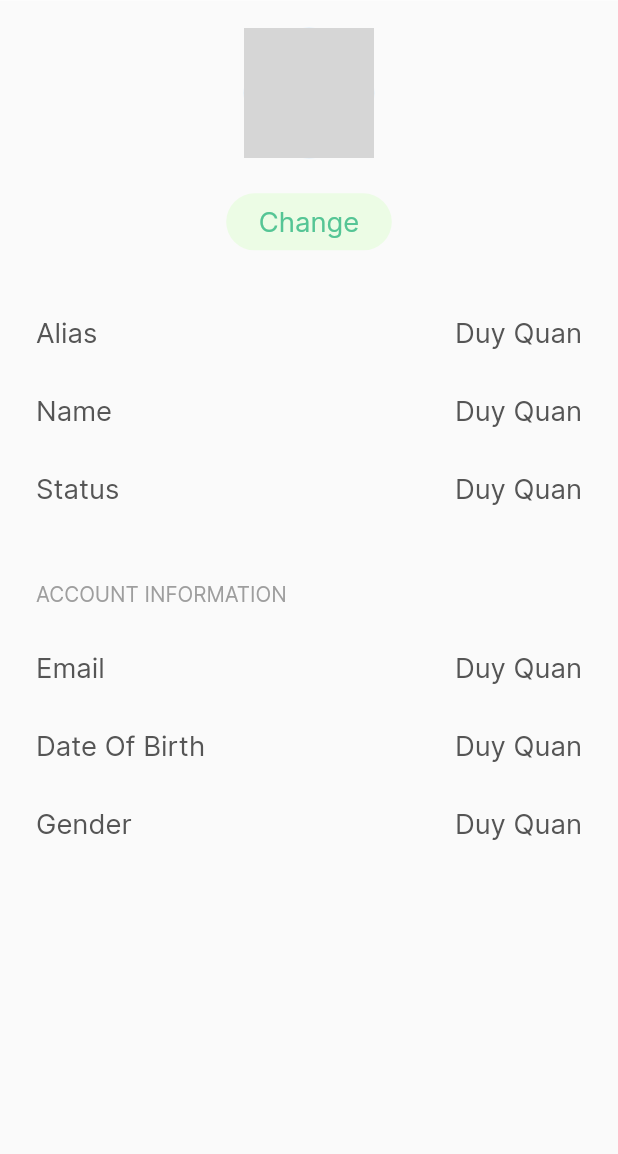
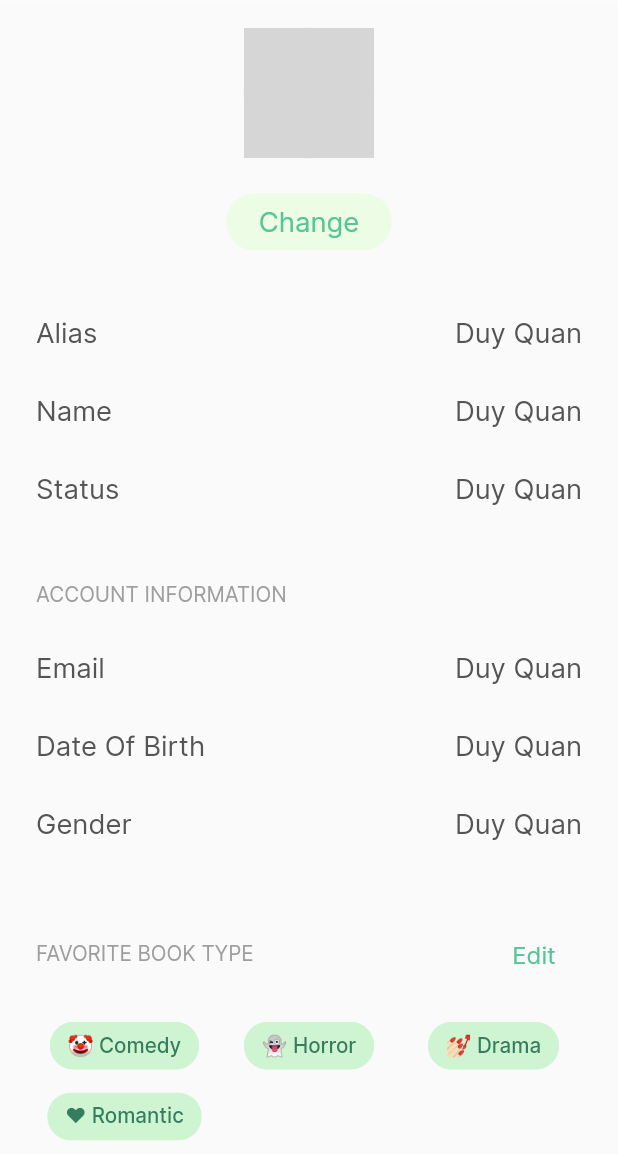
Before and after one commit to yccyennhi/book_net, a Flutter app: the EditProfileScreen screen opened directly, on a phone screen of 412 x 824 dp, the part 82-1236 px from its top. Run offline on Flutter 3.47's test engine with Material 2 defaults, Android fonts, the phone set to English and light mode, and no system bars; our stand-ins replace animated_splash_screen, bloc, dio, equatable, flutter_bloc, flutter_rating_stars and 7 more; accounts and stored records are empty; network calls fail; grey boxes are pictures that could not be loaded.

Commit message:
feat: profile

```diff
--- a/flutter-app/lib/routes/app_routes.dart
+++ b/flutter-app/lib/routes/app_routes.dart
@@ -6,6 +6,7 @@ import 'package:book_net/views/change_password_screen/change_password_screen.dar
 import 'package:book_net/views/forgot_password_screen/forgot_password_screen.dart';
 import 'package:book_net/views/home_screen/create_news_screen/create_news_screen.dart';
 import 'package:book_net/views/home_screen/edit_profile_screen/edit_profile_screen.dart';
+import 'package:book_net/views/home_screen/edit_profile_screen/widget/edit_screen.dart';
 import 'package:book_net/views/home_screen/home_screen.dart';
 import 'package:book_net/views/home_screen/news_detail_screen/news_detail_screen.dart';
 import 'package:book_net/views/launch_screen.dart/launch_screen.dart';
@@ -92,6 +93,10 @@ class AppRoutes {
       case ChangePasswordScreen.id:
         return CupertinoPageRoute(
             settings: settings, builder: (_) => const ChangePasswordScreen());
+      case EditScreen.id:
+        final String value = settings.arguments as String;
+        return CupertinoPageRoute(
+            settings: settings, builder: (_) => EditScreen(type: value));
       default:
         return _errorRoute();
     }
--- a/flutter-app/lib/views/home_screen/edit_profile_screen/edit_profile_screen.dart
+++ b/flutter-app/lib/views/home_screen/edit_profile_screen/edit_profile_screen.dart
@@ -4,6 +4,8 @@ import 'package:book_net/configs/text_configs.dart';
 import 'package:book_net/dto/news/base_news_dto.dart';
 import 'package:book_net/views/base_widgets/bar/bar.dart';
 import 'package:book_net/views/base_widgets/button/field_button.dart';
+import 'package:book_net/views/base_widgets/chips/custom_chip.dart';
+import 'package:book_net/views/home_screen/edit_profile_screen/widget/edit_screen.dart';
 import 'package:flutter/material.dart';
 import 'package:flutter_screenutil/flutter_screenutil.dart';
 
@@ -14,6 +16,24 @@ class EditProfileScreen extends StatelessWidget {
 
   @override
   Widget build(BuildContext context) {
+    onEditAlias(String type) {
+      Navigator.pushNamed(context, EditScreen.id, arguments: type);
+    }
+
+    onEditName(String type) {
+      Navigator.pushNamed(context, EditScreen.id, arguments: type);
+    }
+
+    onEditStatus(String type) {
+      Navigator.pushNamed(context, EditScreen.id, arguments: type);
+    }
+
+    List<String> interested = [
+      '🤡 Comedy',
+      '👻 Horror',
+      '💅🏻 Drama',
+      '❤ Romantic'
+    ];
     return Scaffold(
       appBar: PreferredSize(
         preferredSize: Size(double.infinity, AppStyles.appBarHeight),
@@ -61,7 +81,9 @@ class EditProfileScreen extends StatelessWidget {
             child: Column(
               children: [
                 FieldButton(
-                    fieldName: 'Alias', fieldValue: 'Duy Quan', onTap: () {}),
+                    fieldName: 'Alias',
+                    fieldValue: 'Duy Quan',
+                    onTap: () => {onEditAlias('Alias')}),
                 FieldButton(
                     fieldName: 'Name', fieldValue: 'Duy Quan', onTap: () {}),
                 FieldButton(
@@ -87,6 +109,58 @@ class EditProfileScreen extends StatelessWidget {
                     onTap: () {}),
                 FieldButton(
                     fieldName: 'Gender', fieldValue: 'Duy Quan', onTap: () {}),
+                SizedBox(
+                  height: 32.h,
+                ),
+                Align(
+                  alignment: Alignment.centerLeft,
+                  child: Row(
+                    children: [
+                      Expanded(
+                        child: Align(
+                          alignment: Alignment.centerLeft,
+                          child: Text("FAVORITE BOOK TYPE",
+                              style: TextConfigs.regular12.copyWith(
+                                color: AppColors.greyColor,
+                              )),
+                        ),
+                      ),
+                      Expanded(
+                        child: Align(
+                          alignment: Alignment.centerRight,
+                          child: TextButton(
+                            onPressed: () {},
+                            child: Text(
+                              'Edit',
+                              style: TextConfigs.medium14
+                                  .copyWith(color: AppColors.oceanGreenColor),
+                            ),
+                          ),
+                        ),
+                      ),
+                    ],
+                  ),
+                ),
+                SizedBox(
+                  height: 12.h,
+                ),
+                SizedBox(
+                  child: GridView.builder(
+                    physics: const NeverScrollableScrollPhysics(),
+                    shrinkWrap: true,
+                    gridDelegate:
+                        const SliverGridDelegateWithFixedCrossAxisCount(
+                      crossAxisCount: 3,
+                      childAspectRatio: 2.5,
+                      mainAxisSpacing: 0,
+                      crossAxisSpacing: 5,
+                    ),
+                    itemCount: interested.length,
+                    itemBuilder: (context, index) {
+                      return CustomChip(text: interested[index]);
+                    },
+                  ),
+                ),
               ],
             ),
           )
```
Also changed, not shown: flutter-app/lib/views/home_screen/edit_profile_screen/widget/edit_screen.dart (added, +79 -0 lines).
